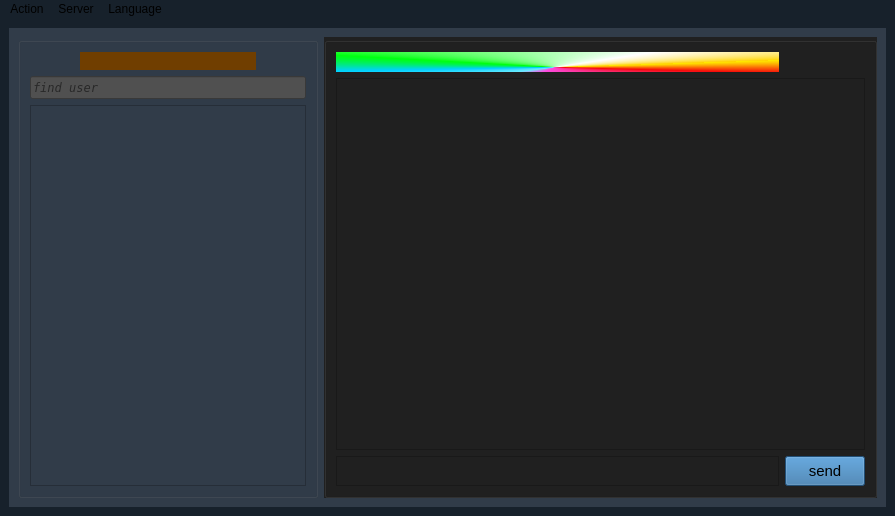
This is mainwindow.ui in imperzer0/privacy-protection-messenger-qt as Qt 5 draws it before an edit. The edited form follows.
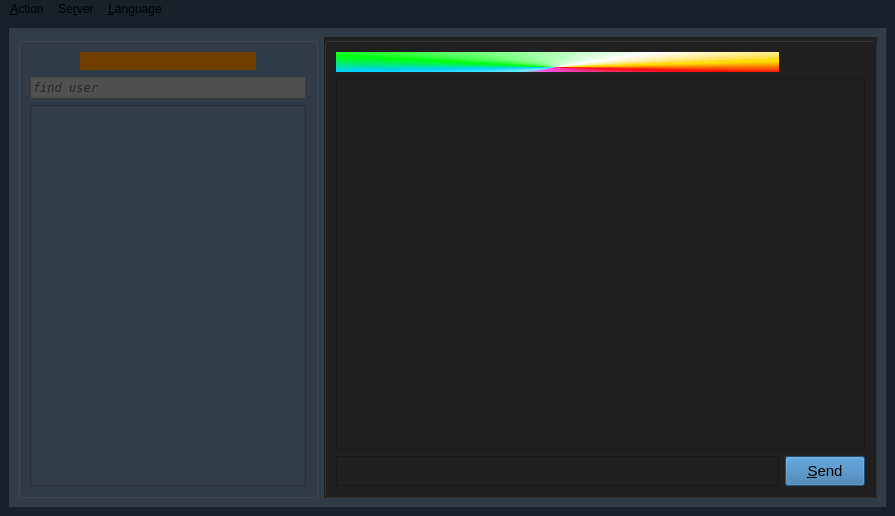
This is the edited form. The open tabs and pages were chosen to show the change.

Commit message: excluded message browser from tab list added shortcuts for send button and menus made more convenient optimized search requests

Patch:
```diff
--- a/mainwindow.ui
+++ b/mainwindow.ui
@@ -934,7 +934,7 @@
 </string>
              </property>
              <property name="text">
-              <string>send</string>
+              <string>&amp;Send</string>
              </property>
             </widget>
            </item>
@@ -1012,7 +1012,7 @@
    </property>
    <widget class="QMenu" name="menu_Language">
     <property name="title">
-     <string>Language</string>
+     <string>&amp;Language</string>
     </property>
     <addaction name="action_English"/>
     <addaction name="action_Ukrainian"/>
@@ -1021,7 +1021,7 @@
    </widget>
    <widget class="QMenu" name="menu_Server">
     <property name="title">
-     <string>Server</string>
+     <string>Se&amp;rver</string>
     </property>
     <addaction name="action_Set_server"/>
     <addaction name="action_Disconnect_from_server"/>
@@ -1029,7 +1029,7 @@
    </widget>
    <widget class="QMenu" name="menu_Action">
     <property name="title">
-     <string>Action</string>
+     <string>&amp;Action</string>
     </property>
     <addaction name="action_Logout"/>
    </widget>
```
Left out of the diff: 7 changed lines with no effect on the pictures. The commit also changes 3 other files.
